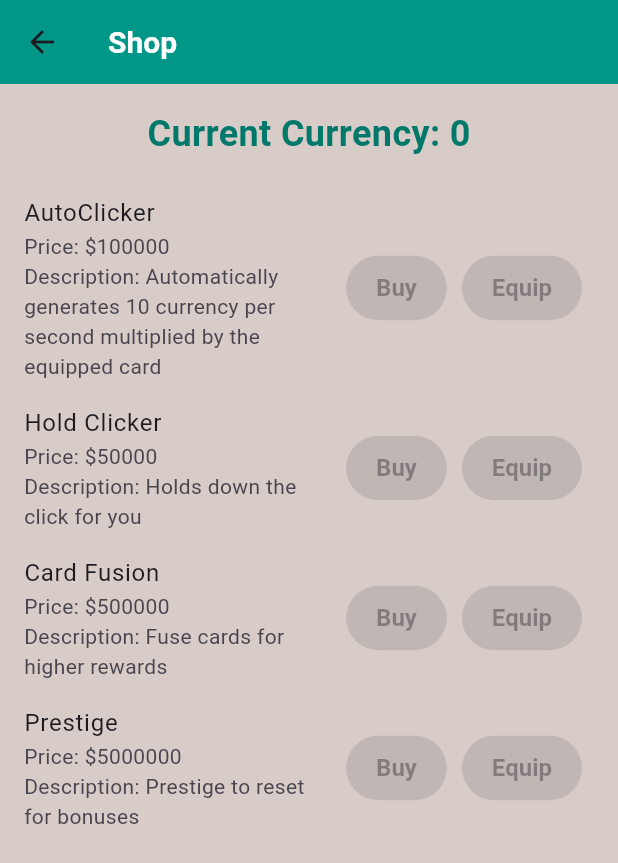
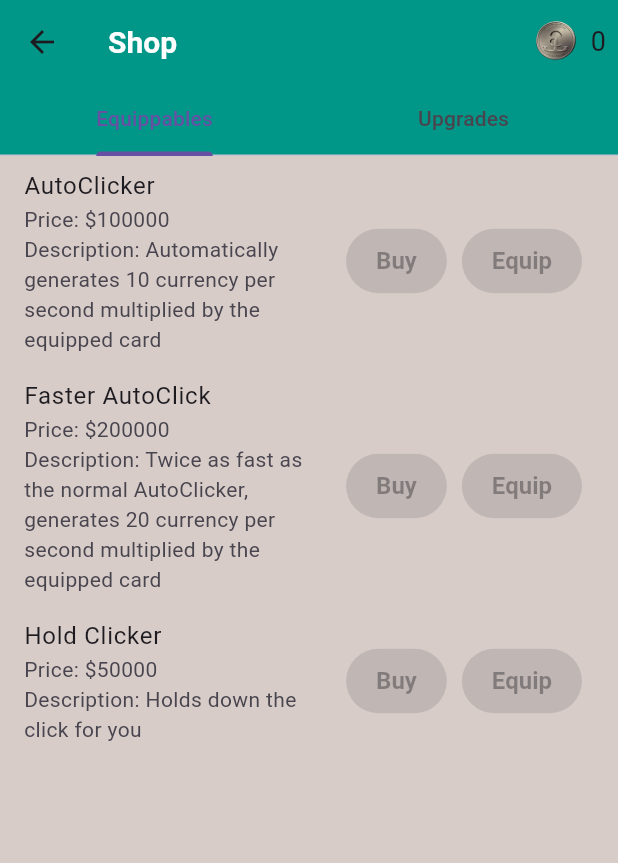
Before and after one commit to AnweyArc/GachaGame, a Flutter app: the ShopPage screen opened directly, on a phone screen of 412 x 824 dp. Shown: the top 863 px of the screen. Run offline on Flutter 3.47's test engine with Material 3 defaults, Android fonts, the phone set to English and light mode, and no system bars; our stand-ins replace shared_preferences; accounts and stored records are empty.

Commit message:
added pictures, added equippables and upgrades on shop.

```diff
--- a/lib/gamepage.dart
+++ b/lib/gamepage.dart
@@ -21,16 +21,28 @@ class GamePage extends StatelessWidget {
             child: Container(
               padding: EdgeInsets.all(8),
               decoration: BoxDecoration(
-                color: Colors.teal[50], // Light teal background for text
+                color: Colors.teal[50], // Light teal background for the text container
                 borderRadius: BorderRadius.circular(8),
               ),
-              child: Text(
-                'Currency: ${currencyProvider.currency}',
-                style: TextStyle(
-                  fontSize: 20,
-                  fontWeight: FontWeight.bold,
-                  color: Colors.teal[700],
-                ),
+              child: Row(
+                children: [
+                  // Display the currency image
+                  Image.asset(
+                    'assets/currencies/GachapomCoin.png',
+                    height: 30, // Adjust the size of the currency image
+                    width: 30,  // Adjust the size of the currency image
+                  ),
+                  SizedBox(width: 8),
+                  // Display the currency amount
+                  Text(
+                    '${currencyProvider.currency}',
+                    style: TextStyle(
+                      fontSize: 20,
+                      fontWeight: FontWeight.bold,
+                      color: Colors.teal[700],
+                    ),
+                  ),
+                ],
               ),
             ),
           ),
--- a/lib/shop.dart
+++ b/lib/shop.dart
@@ -9,16 +9,17 @@ class ShopPage extends StatefulWidget {
   _ShopPageState createState() => _ShopPageState();
 }
 
-class _ShopPageState extends State<ShopPage> {
-  // List to keep track of owned items
+class _ShopPageState extends State<ShopPage> with SingleTickerProviderStateMixin {
+  // TabController for tab navigation
+  late TabController _tabController;
   late List<bool> ownedItems;
-  // List to keep track of equipped items
   late List<bool> equippedItems;
 
   @override
   void initState() {
     super.initState();
     _loadOwnedAndEquippedItems();
+    _tabController = TabController(length: 2, vsync: this); // 2 tabs: Equippables and Upgrades
   }
 
   // Load the state of owned and equipped items from shared preferences
@@ -34,10 +35,6 @@ class _ShopPageState extends State<ShopPage> {
     setState(() {
       ownedItems = owned;
       equippedItems = equipped;
-      // If AutoClicker is equipped, start its effect
-      if (equippedItems[0]) {
-        Provider.of<CurrencyProvider>(context, listen: false).startAutoClicker(10); // Start AutoClicker with 10 currency per second
-      }
     });
   }
 
@@ -57,12 +54,21 @@ class _ShopPageState extends State<ShopPage> {
   _toggleAutoClicker(int index) {
     final currencyProvider = Provider.of<CurrencyProvider>(context, listen: false);
     setState(() {
+      // Ensure only one AutoClicker is equipped at a time
+      if (index == 0) {  // AutoClicker (index 0)
+        equippedItems[1] = false; // Unequip Faster AutoClicker
+      } else if (index == 1) {  // Faster AutoClicker (index 1)
+        equippedItems[0] = false; // Unequip AutoClicker
+      }
+
+      equippedItems[index] = !equippedItems[index]; // Toggle equip state
+      _saveEquippedItem(index, equippedItems[index]); // Save state to shared preferences
+
+      // Handle starting or stopping the AutoClicker based on the equipped state
       if (equippedItems[index]) {
-        // Start AutoClicker if it's equipped
-        currencyProvider.startAutoClicker(10); // Adjust the increment as per your need
+        currencyProvider.startAutoClicker(index == 0 ? 10 : 20); // 10 for AutoClicker, 20 for Faster AutoClicker
       } else {
-        // Stop AutoClicker if it's not equipped
-        currencyProvider.stopAutoClicker();
+        currencyProvider.stopAutoClicker(); // Stop AutoClicker when unequipped
       }
     });
   }
@@ -74,32 +80,71 @@ class _ShopPageState extends State<ShopPage> {
     return Scaffold(
       appBar: AppBar(
         title: Text('Shop'),
+        actions: [
+          // Display the current currency in the app bar
+          Padding(
+            padding: const EdgeInsets.all(8.0),
+            child: Row(
+              children: [
+                // Display the currency image
+                Image.asset(
+                  'assets/currencies/GachapomCoin.png',
+                  height: 30, // Adjust the size of the currency image
+                  width: 30,  // Adjust the size of the currency image
+                ),
+                SizedBox(width: 8), // Add some spacing between the image and the text
+                // Display the currency amount
+                Text(
+                  '${currencyProvider.currency}',
+                  style: TextStyle(
+                    fontSize: 18,
+                  ),
+                ),
+              ],
+            ),
+          )
+        ],
+        bottom: TabBar(
+          controller: _tabController,
+          tabs: [
+            Tab(text: 'Equippables'),
+            Tab(text: 'Upgrades'),
+          ],
+        ),
       ),
-      body: Column(
+      body: TabBarView(
+        controller: _tabController,
         children: [
-          // Display current currency at the top
-          Padding(
-            padding: const EdgeInsets.all(16.0),
-            child: Text(
-              'Current Currency: ${currencyProvider.currency}',
-              style: TextStyle(fontSize: 24, fontWeight: FontWeight.bold),
-            ),
+          // Equippables Tab
+          ListView.builder(
+            itemCount: ShopInfo.items.length,
+            itemBuilder: (context, index) {
+              final item = ShopInfo.items[index];
+              // Only show equippables in this tab
+              if (item.category == 'Equippable') {
+                return shopItem(item, currencyProvider, index);
+              }
+              return SizedBox.shrink(); // Empty space for non-equippable items
+            },
           ),
-          // List of items in the shop
-          Expanded(
-            child: ListView.builder(
-              itemCount: ShopInfo.items.length, // Fetch item count from ShopInfo
-              itemBuilder: (context, index) {
-                final item = ShopInfo.items[index];
-                return shopItem(item, currencyProvider, index);
-              },
-            ),
+          // Upgrades Tab
+          ListView.builder(
+            itemCount: ShopInfo.items.length,
+            itemBuilder: (context, index) {
+              final item = ShopInfo.items[index];
+              // Only show upgrades in this tab
+              if (item.category == 'Upgrade') {
+                return upgradeItem(item, currencyProvider, index);
+              }
+              return SizedBox.shrink(); // Empty space for non-upgrade items
+            },
           ),
         ],
       ),
     );
   }
 
+  // Widget for displaying equippable items
   Widget shopItem(ShopItem item, CurrencyProvider currencyProvider, int index) {
     return ListTile(
       title: Text(item.itemName),
@@ -134,10 +179,8 @@ class _ShopPageState extends State<ShopPage> {
             onPressed: ownedItems[index]
                 ? () {
                     setState(() {
-                      equippedItems[index] = !equippedItems[index]; // Toggle equip state
-                      _toggleAutoClicker(index); // Start/Stop AutoClicker
+                      _toggleAutoClicker(index); // Toggle equip state for AutoClickers
                     });
-                    _saveEquippedItem(index, equippedItems[index]); // Save state to shared preferences
                   }
                 : null, // Disable button if not owned
             child: Text(equippedItems[index] ? 'Equipped' : 'Equip'),
@@ -146,4 +189,32 @@ class _ShopPageState extends State<ShopPage> {
       ),
     );
   }
+
+  // Widget for displaying upgrade items (with "Buy" option only)
+  Widget upgradeItem(ShopItem item, CurrencyProvider currencyProvider, int index) {
+    return ListTile(
+      title: Text(item.itemName),
+      subtitle: Column(
+        crossAxisAlignment: CrossAxisAlignment.start,
+        children: [
+          Text('Price: \$${item.itemPrice}'),
+          Text('Description: ${item.itemDescription}'),
+        ],
+      ),
+      trailing: ElevatedButton(
+        onPressed: currencyProvider.currency >= item.itemPrice &&
+                !ownedItems[index]
+            ? () {
+                // Buy the upgrade item
+                currencyProvider.decreaseCurrency(item.itemPrice);
+                setState(() {
+                  ownedItems[index] = true; // Mark item as owned
+                });
+                _saveOwnedItem(index, true); // Save state to shared preferences
+              }
+            : null, // Disable button if not enough currency or already owned
+        child: Text(ownedItems[index] ? 'Owned' : 'Buy'),
+      ),
+    );
+  }
 }
--- a/lib/shopinfo.dart
+++ b/lib/shopinfo.dart
@@ -5,11 +5,13 @@ class ShopItem {
   final String itemName;
   final int itemPrice;
   final String itemDescription;
+  final String category; // Add category field
 
   ShopItem({
     required this.itemName,
     required this.itemPrice,
     required this.itemDescription,
+    required this.category, // Pass category in the constructor
   });
 }
 
@@ -20,21 +22,31 @@ class ShopInfo {
       itemName: 'AutoClicker',
       itemPrice: 100000,
       itemDescription: 'Automatically generates 10 currency per second multiplied by the equipped card',
+      category: 'Equippable', // Category for equippable items
+    ),
+    ShopItem(
+      itemName: 'Faster AutoClick',
+      itemPrice: 200000,
+      itemDescription: 'Twice as fast as the normal AutoClicker, generates 20 currency per second multiplied by the equipped card',
+      category: 'Equippable', // Category for equippable items
     ),
     ShopItem(
       itemName: 'Hold Clicker',
       itemPrice: 50000,
       itemDescription: 'Holds down the click for you',
+      category: 'Equippable', // Category for equippable items
     ),
     ShopItem(
       itemName: 'Card Fusion',
       itemPrice: 500000,
       itemDescription: 'Fuse cards for higher rewards',
+      category: 'Upgrade', // Category for upgrades
     ),
     ShopItem(
       itemName: 'Prestige',
       itemPrice: 5000000,
       itemDescription: 'Prestige to reset for bonuses',
+      category: 'Upgrade', // Category for upgrades
     ),
   ];
 
@@ -42,8 +54,18 @@ class ShopInfo {
   static Timer? _autoClickerTimer;
   static void autoClickerFunction(void Function() onCurrencyGenerated) {
     // Start a timer that triggers every second
-    _autoClickerTimer = Timer.periodic(Duration(seconds: 1), (_) {
+    _autoClickerTimer = Timer.periodic(const Duration(seconds: 1), (_) {
       // Call the onCurrencyGenerated function every second
+      onCurrencyGenerated();
+    });
+  }
+
+  // Function to handle Faster AutoClick functionality
+  static Timer? _fasterAutoClickTimer;
+  static void fasterAutoClickFunction(void Function() onCurrencyGenerated) {
+    // Start a timer that triggers every half second
+    _fasterAutoClickTimer = Timer.periodic(const Duration(milliseconds: 500), (_) {
+      // Call the onCurrencyGenerated function every half second
       onCurrencyGenerated();
     });
   }
@@ -52,6 +74,12 @@ class ShopInfo {
   static void stopAutoClicker() {
     _autoClickerTimer?.cancel();
     _autoClickerTimer = null;
+  }
+
+  // Function to stop the Faster AutoClicker
+  static void stopFasterAutoClicker() {
+    _fasterAutoClickTimer?.cancel();
+    _fasterAutoClickTimer = null;
   }
 
   static void holdClickerFunction() {
```
Also changed, not shown: lib/currency_provider.dart (+57 -10 lines), lib/summonpage.dart (+123 -103 lines), pubspec.yaml (+12 -0 lines), assets/currencies/GachapomCoin.png (added), assets/summongems/x1.png (added), assets/summongems/x10.png (added), assets/summongems/x100.png (added), assets/summongems/x5.png (added), assets/summongems/x50.png (added).
